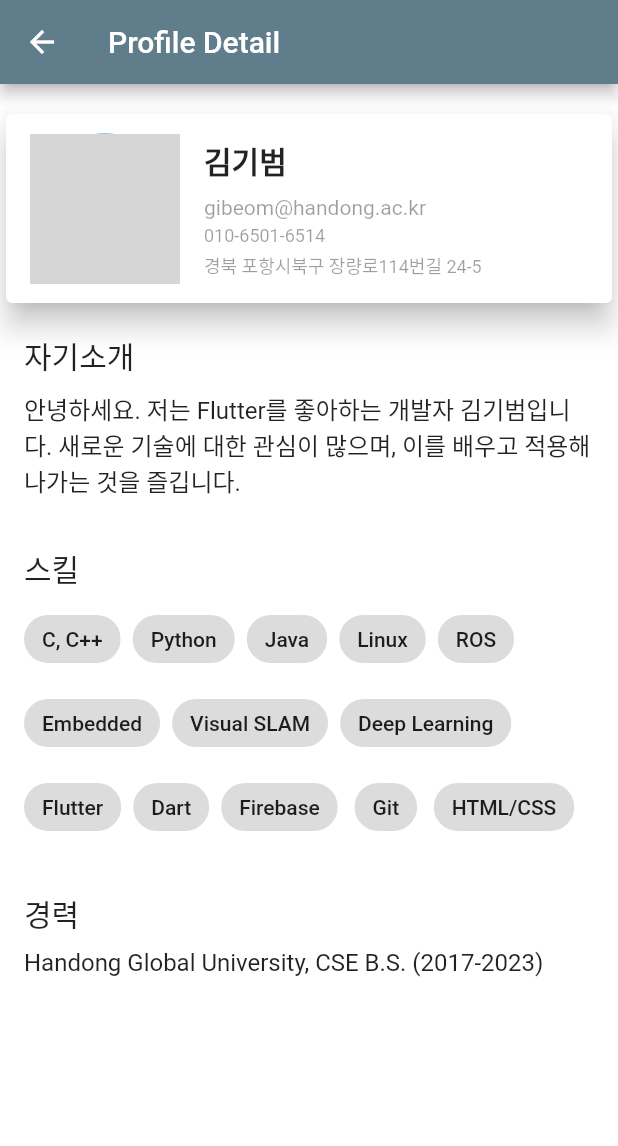
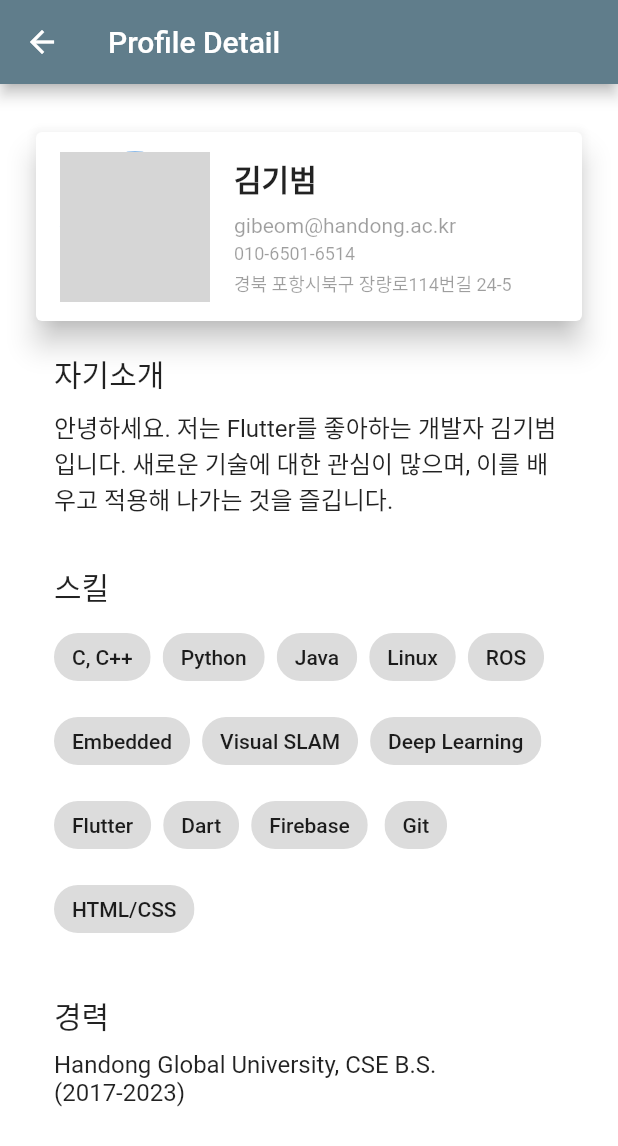
Before and after one commit to bbibbd/myPortFolio, a Flutter app: the ProfileDetailPage screen opened by its route, on a phone screen of 412 x 824 dp. Shown: the top 1146 px of the screen. Run offline on Flutter 3.47's test engine with Material 2 defaults, Android fonts, the phone set to English and light mode, and no system bars; our stand-ins replace carousel_slider, cloud_firestore, firebase_core, photo_view; accounts and stored records are empty; network calls fail; statements that could not run were skipped; grey boxes are pictures that could not be loaded.

Commit message:
add dynamic padding to all pages

```diff
--- a/lib/profiel_widget.dart
+++ b/lib/profiel_widget.dart
@@ -14,6 +14,7 @@ class ProfileWidget extends StatelessWidget {
 
   @override
   Widget build(BuildContext context) {
+
     return Column(
       crossAxisAlignment: CrossAxisAlignment.start,
       children: [
--- a/lib/profile_detail_page.dart
+++ b/lib/profile_detail_page.dart
@@ -1,10 +1,12 @@
 import 'package:flutter/material.dart';
+import 'package:photo_view/photo_view.dart';
 
 class ProfileDetailPage extends StatelessWidget {
   const ProfileDetailPage({Key? key}) : super(key: key);
 
   @override
   Widget build(BuildContext context) {
+
     return Scaffold(
       appBar: AppBar(
         title: Text('Profile Detail'),
@@ -18,7 +20,35 @@ class ProfileDetailPage extends StatelessWidget {
   }
 
   Widget buildNarrowLayout(BuildContext context) {
-    return ListView.builder(
+
+    double paddingValue = 12;
+    final double screenWidth = MediaQuery.of(context).size.width;
+
+    if (screenWidth > 320 && screenWidth <= 375) {
+      paddingValue = 12;
+    } else if (screenWidth > 375 && screenWidth <= 414) {
+      paddingValue = 20;
+    } else if (screenWidth > 414 && screenWidth <= 480) {
+      paddingValue = 28;
+    } else if (screenWidth > 480 && screenWidth <= 540) {
+      paddingValue = 36;
+    } else if (screenWidth > 540 && screenWidth <= 600) {
+      paddingValue = 44;
+    } else if (screenWidth > 600 && screenWidth <= 720) {
+      paddingValue = 52;
+    } else if (screenWidth > 720 && screenWidth <= 840) {
+      paddingValue = 60;
+    } else if (screenWidth > 840 && screenWidth <= 960) {
+      paddingValue = 68;
+    } else if (screenWidth > 960 && screenWidth <= 1080) {
+      paddingValue = 76;
+    } else if (screenWidth > 1080) {
+      paddingValue = 84;
+    }
+
+    return Padding(
+      padding: EdgeInsets.only(top: 12, bottom: 12, left: paddingValue, right: paddingValue),
+      child: ListView.builder(
         itemCount: 4,
         itemBuilder: (BuildContext context, int index) {
           switch (index) {
@@ -39,18 +69,69 @@ class ProfileDetailPage extends StatelessWidget {
               return SizedBox.shrink();
           }
         },
+      ),
     );
   }
 
-  Widget buildProfileImage() {
-    return CircleAvatar(
+  void _showProfileImage(BuildContext context) {
+    showDialog(
+      context: context,
+      builder: (BuildContext context) {
+        return Dialog(
+          backgroundColor: Colors.transparent,
+          child: Stack(
+            children: [
+              GestureDetector(
+                onTap: () {
+                  Navigator.of(context).pop();
+                },
+                child: Container(
+                  color: Colors.black54,
+                ),
+              ),
+              Center(
+                child: Container(
+                  height: MediaQuery.of(context).size.height * 0.7,
+                  width: MediaQuery.of(context).size.width * 0.8,
+                  child: PhotoView(
+                    imageProvider: NetworkImage(
+                        'https://firebasestorage.googleapis.com/v0/b/myportfolio-eeeb5.appspot.com/o/profile%2FIMG_3101.JPG?alt=media&token=9585553e-2221-49d0-8648-1c265a5f3472'),
+                  ),
+                ),
+              ),
+              Positioned(
+                top: 20,
+                right: 20,
+                child: GestureDetector(
+                  onTap: () {
+                    Navigator.of(context).pop();
+                  },
+                  child: Icon(
+                    Icons.close,
+                    color: Colors.white,
+                  ),
+                ),
+              ),
+            ],
+          ),
+        );
+      },
+    );
+  }
+
+  Widget buildProfileImage(BuildContext context) {
+    return GestureDetector(
+      onTap: () {
+        _showProfileImage(context);
+      },
+      child: CircleAvatar(
         radius: 50,
         backgroundImage: NetworkImage(
           'https://firebasestorage.googleapis.com/v0/b/myportfolio-eeeb5.appspot.com/o/profile%2FIMG_3101.JPG?alt=media&token=9585553e-2221-49d0-8648-1c265a5f3472',
         ),
+      ),
     );
   }
-
   Widget buildProfileCard(BuildContext context) {
     return Card(
       elevation: 8.0,
@@ -58,7 +139,7 @@ class ProfileDetailPage extends StatelessWidget {
         crossAxisAlignment: CrossAxisAlignment.center,
         children: [
           SizedBox(width: 16.0),
-          buildProfileImage(),
+          buildProfileImage(context),
           SizedBox(width: 16.0),
           Expanded(
             child: Column(
```
Also changed, not shown: lib/project_list_page.dart (+9 -0 lines), 1 other file. Lines whose indentation alone changed are shown as unchanged.
